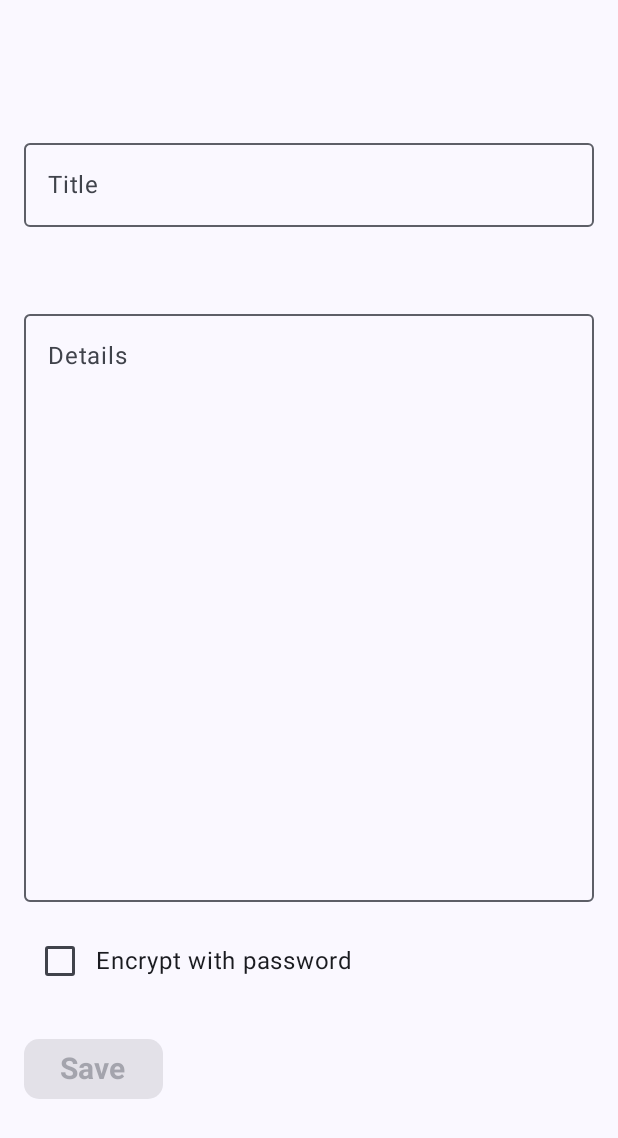
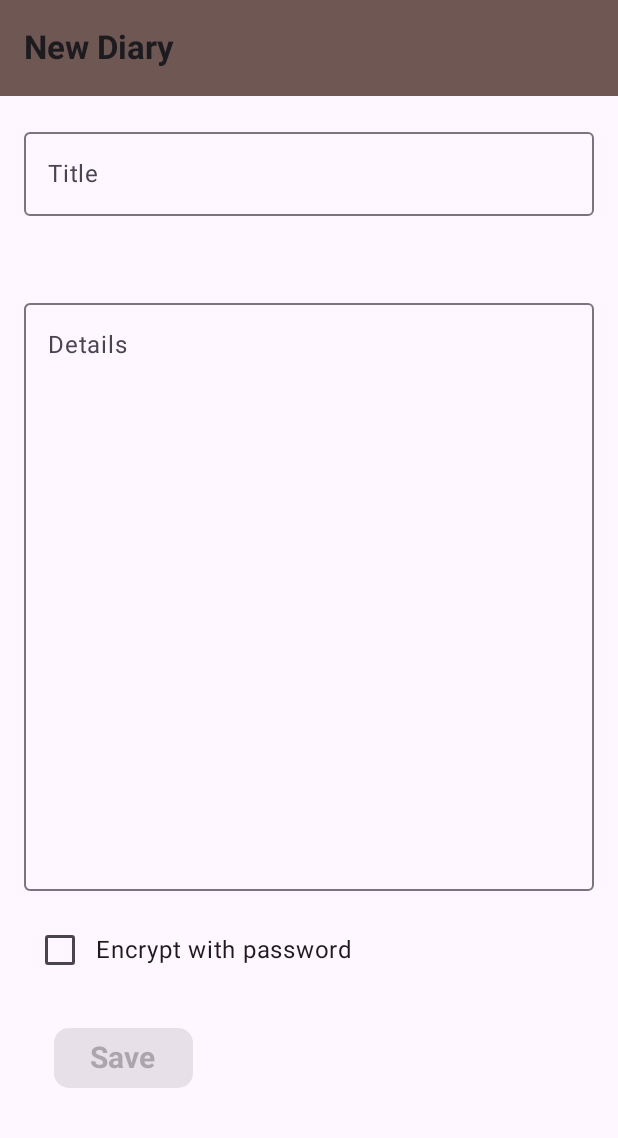
Before and after one commit to hailat1998/MyDiary, an Android app built with Jetpack Compose: the screen it shows after launch (MainActivity), after a tap on "Add Diary", on a phone screen of 412 x 824 dp. Shown: the top 1138 px of the screen. Run offline under Robolectric (Android 15) with nearby library versions, the phone set to English and light mode, and no system bars; our stand-ins replace Room's generated code.

Commit message:
final version 3

```diff
--- a/app/src/main/java/com/hd1998/mydiary/data/repository/RepositoryImp.kt
+++ b/app/src/main/java/com/hd1998/mydiary/data/repository/RepositoryImp.kt
@@ -1,6 +1,5 @@
 package com.hd1998.mydiary.data.repository
 
-import android.util.Log
 import com.hd1998.mydiary.data.local.doa.DiaryDao
 import com.hd1998.mydiary.domain.model.Diary
 import com.hd1998.mydiary.domain.repository.Repository
@@ -22,7 +21,6 @@ class RepositoryImp(private val dairyDao: DiaryDao) : Repository {
 
     override fun searchDiary(query: String): Flow<List<Diary>?> {
         return try {
-            Log.i("FromRepo", query)
             dairyDao.searchDiary("%$query%")
 
         } catch (e: Exception) {
@@ -60,7 +58,7 @@ class RepositoryImp(private val dairyDao: DiaryDao) : Repository {
         try {
 
             dairyDao.insertDiary(diary)
-            println("data inserted")
+
         } catch (e: Exception) {
            println(e)
         }
--- a/app/src/main/java/com/hd1998/mydiary/presentation/MainActivity.kt
+++ b/app/src/main/java/com/hd1998/mydiary/presentation/MainActivity.kt
@@ -4,15 +4,33 @@ import android.os.Bundle
 import androidx.activity.ComponentActivity
 import androidx.activity.compose.setContent
 import androidx.activity.enableEdgeToEdge
+import androidx.compose.foundation.Image
+import androidx.compose.foundation.layout.Box
 import androidx.compose.foundation.layout.fillMaxSize
 import androidx.compose.foundation.layout.padding
+import androidx.compose.foundation.layout.wrapContentSize
 import androidx.compose.material3.Scaffold
 import androidx.compose.material3.Text
 import androidx.compose.runtime.Composable
+import androidx.compose.runtime.LaunchedEffect
+import androidx.compose.runtime.getValue
+import androidx.compose.runtime.mutableStateOf
+import androidx.compose.runtime.remember
+import androidx.compose.runtime.setValue
+import androidx.compose.ui.Alignment
 import androidx.compose.ui.Modifier
+import androidx.compose.ui.res.painterResource
 import androidx.compose.ui.tooling.preview.Preview
+import androidx.navigation.NavController
+import androidx.navigation.NavHostController
 import androidx.navigation.compose.rememberNavController
+import com.hd1998.mydiary.R
 import com.hd1998.mydiary.presentation.theme.MyDiaryTheme
+import kotlinx.coroutines.delay
+
+
+private const val SplashWaitTime: Long = 2000
+
 
 class MainActivity : ComponentActivity() {
     override fun onCreate(savedInstanceState: Bundle?) {
@@ -21,8 +39,40 @@ class MainActivity : ComponentActivity() {
         setContent {
             MyDiaryTheme {
                 val navController = rememberNavController()
-               App(navController = navController)
+              BaseContent(navController = navController)
             }
         }
     }
 }
+
+
+@Composable
+fun BaseContent(navController: NavHostController){
+    var showSplash by remember { mutableStateOf(true) } // State to track whether to show the splash screen
+
+    LaunchedEffect(key1 = true) {
+        delay(SplashWaitTime)
+        showSplash = false
+    }
+
+    if (showSplash) {
+        SplashScreen()
+    } else {
+        App(navController)
+    }
+}
+
+@Composable
+fun SplashScreen() {
+    Box(
+        modifier = Modifier
+            .fillMaxSize(),
+        contentAlignment = Alignment.Center
+    ) {
+        Image(
+            painter = painterResource(id = R.drawable.logo),
+            contentDescription = null,
+            modifier = Modifier.wrapContentSize()
+        )
+    }
+}
--- a/app/src/main/java/com/hd1998/mydiary/presentation/detail/Detail.kt
+++ b/app/src/main/java/com/hd1998/mydiary/presentation/detail/Detail.kt
@@ -24,12 +24,16 @@ import androidx.compose.material3.Button
 import androidx.compose.material3.ButtonDefaults
 import androidx.compose.material3.Checkbox
 import androidx.compose.material3.CircularProgressIndicator
+import androidx.compose.material3.ExperimentalMaterial3Api
 import androidx.compose.material3.Icon
 import androidx.compose.material3.OutlinedTextField
 import androidx.compose.material3.OutlinedTextFieldDefaults
+import androidx.compose.material3.Scaffold
 import androidx.compose.material3.Surface
 import androidx.compose.material3.Text
 import androidx.compose.material3.TextField
+import androidx.compose.material3.TopAppBar
+import androidx.compose.material3.TopAppBarDefaults
 import androidx.compose.runtime.Composable
 import androidx.compose.runtime.LaunchedEffect
 import androidx.compose.runtime.MutableState
@@ -132,6 +136,7 @@ fun PasswordDialog( diary: Diary, passwordEntered: MutableState<Boolean> ,  toHo
 }
 
 
+@OptIn(ExperimentalMaterial3Api::class)
 @Composable
 fun DairyDetailContent(diary: Diary,
                        saving : Boolean,
@@ -156,6 +161,18 @@ fun DairyDetailContent(diary: Diary,
     LaunchedEffect(Unit) {
         focusRequester.requestFocus()
     }
+
+
+    Scaffold(
+        topBar = { TopAppBar(title = {Text("Diary Details", fontWeight = FontWeight.Bold)
+        },
+            colors = TopAppBarDefaults.topAppBarColors(
+                containerColor = Color(0xFF6F5753) // Dark brown color
+            )
+        )
+        }
+    ) {
+        Box(Modifier.fillMaxSize().padding(it)){
 
     LazyColumn(
         modifier = Modifier
@@ -319,6 +336,7 @@ fun DairyDetailContent(diary: Diary,
                                 diary
                             )
                             Toast.makeText(context, "Saved", Toast.LENGTH_SHORT).show()
+                            toHome.invoke()
                         } else {
                             Toast.makeText(context, "fill everything right", Toast.LENGTH_SHORT)
                                 .show()
@@ -327,7 +345,7 @@ fun DairyDetailContent(diary: Diary,
                     colors = ButtonDefaults.buttonColors(containerColor = Color(0xFF5B8D14)),
                     enabled = isValidText && isValidTitle && (isValidPassword || !encryptWithPassword),
                     shape = RoundedCornerShape(10.dp),
-
+                    modifier = Modifier.padding(start = 20.dp, bottom = 50.dp)
                 ) {
                     if (saving) {
                         CircularProgressIndicator(color = Color(0xFF74504A))
@@ -341,7 +359,8 @@ fun DairyDetailContent(diary: Diary,
                         toHome.invoke()
                     },
                     colors = ButtonDefaults.buttonColors(containerColor = Color(0xFF75221A)),
-                    shape = RoundedCornerShape(10.dp)
+                    shape = RoundedCornerShape(10.dp),
+                    modifier = Modifier.padding(end = 20.dp, bottom = 50.dp)
                 ) {
                     if (deleting) {
                         CircularProgressIndicator(color = Color(0xFF74504A))
@@ -353,3 +372,5 @@ fun DairyDetailContent(diary: Diary,
         }
     }
 }
+    }
+}
--- a/app/src/main/java/com/hd1998/mydiary/presentation/detail/NewDetail.kt
+++ b/app/src/main/java/com/hd1998/mydiary/presentation/detail/NewDetail.kt
@@ -4,6 +4,7 @@ import android.widget.Toast
 import androidx.activity.compose.BackHandler
 import androidx.compose.animation.AnimatedVisibility
 import androidx.compose.foundation.layout.Arrangement
+import androidx.compose.foundation.layout.Box
 import androidx.compose.foundation.layout.Column
 import androidx.compose.foundation.layout.Row
 import androidx.compose.foundation.layout.Spacer
@@ -17,12 +18,15 @@ import androidx.compose.material3.Button
 import androidx.compose.material3.ButtonDefaults
 import androidx.compose.material3.Checkbox
 import androidx.compose.material3.CircularProgressIndicator
+import androidx.compose.material3.ExperimentalMaterial3Api
 import androidx.compose.material3.Icon
 import androidx.compose.material3.OutlinedTextField
 import androidx.compose.material3.OutlinedTextFieldDefaults
-import androidx.compose.material3.Surface
+import androidx.compose.material3.Scaffold
 import androidx.compose.material3.Text
 import androidx.compose.material3.TextField
+import androidx.compose.material3.TopAppBar
+import androidx.compose.material3.TopAppBarDefaults
 import androidx.compose.runtime.Composable
 import androidx.compose.runtime.getValue
 import androidx.compose.runtime.mutableStateOf
@@ -41,6 +45,7 @@ import androidx.compose.ui.unit.sp
 import com.hd1998.mydiary.R
 import com.hd1998.mydiary.domain.model.Diary
 
+@OptIn(ExperimentalMaterial3Api::class)
 @Composable
 fun DiaryNewDetailContent(
     saving: Boolean,
@@ -62,7 +67,19 @@ fun DiaryNewDetailContent(
     val context = LocalContext.current
 
 
-    Surface(modifier = Modifier.fillMaxSize()) {
+    Scaffold(
+        topBar = {
+            TopAppBar(
+                title = {
+                    Text("New Diary", fontWeight = FontWeight.Bold)
+                },
+                colors = TopAppBarDefaults.topAppBarColors(
+                    containerColor = Color(0xFF6F5753)
+                )
+            )
+        }
+    ) {
+        Box(Modifier.fillMaxSize().padding(it)) {
             LazyColumn(
                 modifier = Modifier
                     .fillMaxWidth()
@@ -84,7 +101,11 @@ fun DiaryNewDetailContent(
                             fontSize = 20.sp
                         ),
                         isError = submitted && !isValidTitle,
-                    colors = OutlinedTextFieldDefaults.colors(focusedBorderColor = Color(0xFF74504A))
+                        colors = OutlinedTextFieldDefaults.colors(
+                            focusedBorderColor = Color(
+                                0xFF74504A
+                            )
+                        )
                     )
 
                     Spacer(modifier = Modifier.height(50.dp))
@@ -106,7 +127,11 @@ fun DiaryNewDetailContent(
                             fontSize = 16.sp
                         ),
                         isError = submitted && !isValidText,
-                    colors = OutlinedTextFieldDefaults.colors(focusedBorderColor = Color(0xFF74504A))
+                        colors = OutlinedTextFieldDefaults.colors(
+                            focusedBorderColor = Color(
+                                0xFF74504A
+                            )
+                        )
                     )
 
                     Spacer(modifier = Modifier.height(15.dp))
@@ -180,14 +205,20 @@ fun DiaryNewDetailContent(
                                         )
                                     )
                                     Toast.makeText(context, "Saved", Toast.LENGTH_SHORT).show()
+                                    toHome.invoke()
                                 } else {
-                                Toast.makeText(context, "fill everything right", Toast.LENGTH_SHORT)
-                                    .show()
+                                    Toast.makeText(
+                                        context,
+                                        "fill everything right",
+                                        Toast.LENGTH_SHORT
+                                    ).show()
+
                                 }
                             },
                             colors = ButtonDefaults.buttonColors(containerColor = Color(0xFF5B8D14)),
                             enabled = isValidText && isValidTitle && (isValidPassword || !encryptWithPassword),
-                        shape = RoundedCornerShape(10.dp)
+                            shape = RoundedCornerShape(10.dp),
+                            modifier = Modifier.padding(start = 20.dp, bottom = 50.dp)
                         ) {
                             if (saving) {
                                 CircularProgressIndicator(color = Color(0xFF74504A))
@@ -200,3 +231,4 @@ fun DiaryNewDetailContent(
             }
         }
     }
+}
--- a/app/src/main/java/com/hd1998/mydiary/presentation/home/HomeScreen.kt
+++ b/app/src/main/java/com/hd1998/mydiary/presentation/home/HomeScreen.kt
@@ -59,7 +59,8 @@ fun HomeScreen(
         floatingActionButton = {
             FloatingActionButton(
                 onClick = { toNewDiary() },
-                containerColor = Color(0xFF3E2723)
+                containerColor = Color(0xFF6F5753),
+                modifier = Modifier.padding(end = 20.dp, bottom = 30.dp)
             ) {
                 Icon(
                     Icons.Default.Add,
@@ -95,14 +96,14 @@ fun TopBar(toSearch: () -> Unit) {
             Button(onClick = { toSearch() }, colors = ButtonDefaults.buttonColors(containerColor = Color.Transparent)) {
                 Icon(imageVector = Icons.Default.Search, contentDescription = "Search",
              modifier = Modifier
-                 .size(65.dp)
+                 .size(60.dp)
                  .padding(end = 18.dp),
-                    tint = Color.White
+                    tint = Color.Black
                 )
             }
         },
         colors = TopAppBarDefaults.topAppBarColors(
-            containerColor = Color(0xFF74504A) // Dark brown color
+            containerColor = Color(0xFF6F5753)
         )
     )
 }
@@ -117,7 +118,7 @@ fun DiaryRow(diary: Diary, toDiaryDetail: (id: String?) -> Unit) {
             .fillMaxWidth()
             .clickable { toDiaryDetail(diary.id) }
             .padding(8.dp)
-            .background(Color.Gray, RoundedCornerShape(10.dp)),
+            .background(Color(0xFFA79F9E), RoundedCornerShape(10.dp)),
         horizontalArrangement = Arrangement.SpaceBetween
     ) {
         Column {
--- a/app/src/main/java/com/hd1998/mydiary/presentation/search/SearchScreen.kt
+++ b/app/src/main/java/com/hd1998/mydiary/presentation/search/SearchScreen.kt
@@ -98,7 +98,7 @@ fun SearchScreen(list: List<Diary> , toHome :() -> Unit, toDetail: (id : String)
                 .fillMaxWidth()
                 .padding(vertical = 4.dp)
                 .clickable { toDetail.invoke(dairy.id) },
-                colors = CardDefaults.cardColors(containerColor = Color.Gray)
+                colors = CardDefaults.cardColors(containerColor = Color(0xFFA79F9E))
         ) {
             Text(
                 text = dairy.title,
--- a/app/src/main/java/com/hd1998/mydiary/presentation/theme/Theme.kt
+++ b/app/src/main/java/com/hd1998/mydiary/presentation/theme/Theme.kt
@@ -37,18 +37,10 @@ private val LightColorScheme = lightColorScheme(
 fun MyDiaryTheme(
     darkTheme: Boolean = isSystemInDarkTheme(),
     // Dynamic color is available on Android 12+
-    dynamicColor: Boolean = true,
+    dynamicColor: Boolean = false,
     content: @Composable () -> Unit
 ) {
-    val colorScheme = when {
-        dynamicColor && Build.VERSION.SDK_INT >= Build.VERSION_CODES.S -> {
-            val context = LocalContext.current
-            if (darkTheme) dynamicDarkColorScheme(context) else dynamicLightColorScheme(context)
-        }
-
-        darkTheme -> DarkColorScheme
-        else -> LightColorScheme
-    }
+    val colorScheme =  LightColorScheme
 
     MaterialTheme(
         colorScheme = colorScheme,
```
Also changed, not shown: app/src/main/res/drawable/logo.png (added). Lines whose indentation alone changed are shown as unchanged.
